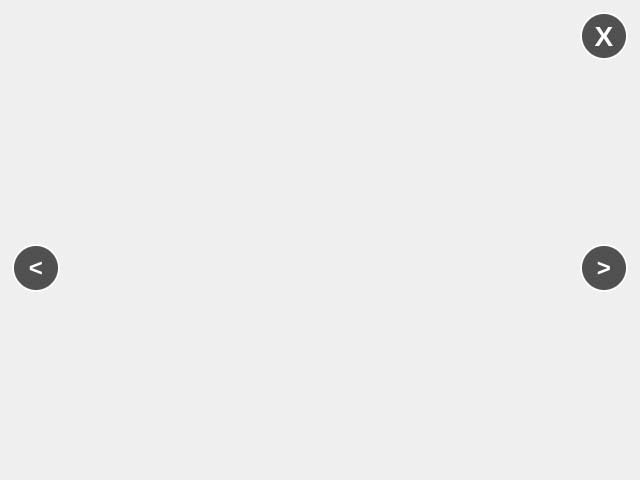
Above: launcher/modManager/imageviewer_moc.ui from GeorgeK1ng/vcmi before the change. Below: the same form after it.
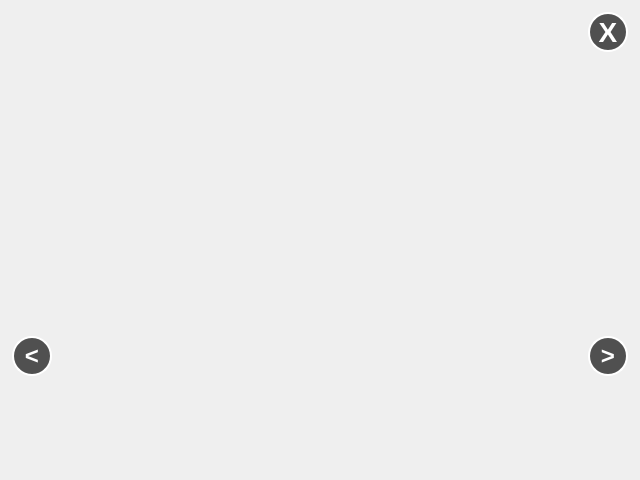
That is the form after the change.

Commit message: Improve phone layout fit for ImageViewer navigation buttons

Patch:
```diff
--- a/launcher/modManager/imageviewer_moc.ui
+++ b/launcher/modManager/imageviewer_moc.ui
@@ -45,14 +45,14 @@
     <widget class="QPushButton" name="buttonClose">
      <property name="minimumSize">
       <size>
-       <width>48</width>
-       <height>48</height>
+       <width>40</width>
+       <height>40</height>
       </size>
      </property>
      <property name="maximumSize">
       <size>
-       <width>48</width>
-       <height>48</height>
+       <width>40</width>
+       <height>40</height>
       </size>
      </property>
      <property name="cursor">
@@ -63,7 +63,7 @@
 	background-color: rgba(0, 0, 0, 170);
 	color: white;
 	border: 2px solid white;
-	border-radius: 24px;
+	border-radius: 20px;
 	font-size: 28px;
 	font-weight: bold;
 }
@@ -83,14 +83,14 @@
     <widget class="QPushButton" name="buttonPrevious">
      <property name="minimumSize">
       <size>
-       <width>48</width>
-       <height>48</height>
+       <width>40</width>
+       <height>40</height>
       </size>
      </property>
      <property name="maximumSize">
       <size>
-       <width>48</width>
-       <height>48</height>
+       <width>40</width>
+       <height>40</height>
       </size>
      </property>
      <property name="cursor">
@@ -101,7 +101,7 @@
 	background-color: rgba(0, 0, 0, 170);
 	color: white;
 	border: 2px solid white;
-	border-radius: 24px;
+	border-radius: 20px;
 	font-size: 24px;
 	font-weight: bold;
 }
@@ -120,7 +120,7 @@
    <item row="1" column="1">
     <widget class="QLabel" name="label">
      <property name="sizePolicy">
-      <sizepolicy hsizetype="MinimumExpanding" vsizetype="MinimumExpanding">
+      <sizepolicy hsizetype="Ignored" vsizetype="Ignored">
        <horstretch>0</horstretch>
        <verstretch>0</verstretch>
       </sizepolicy>
@@ -140,14 +140,14 @@
     <widget class="QPushButton" name="buttonNext">
      <property name="minimumSize">
       <size>
-       <width>48</width>
-       <height>48</height>
+       <width>40</width>
+       <height>40</height>
       </size>
      </property>
      <property name="maximumSize">
       <size>
-       <width>48</width>
-       <height>48</height>
+       <width>40</width>
+       <height>40</height>
       </size>
      </property>
      <property name="cursor">
@@ -158,7 +158,7 @@
 	background-color: rgba(0, 0, 0, 170);
 	color: white;
 	border: 2px solid white;
-	border-radius: 24px;
+	border-radius: 20px;
 	font-size: 24px;
 	font-weight: bold;
 }
```
